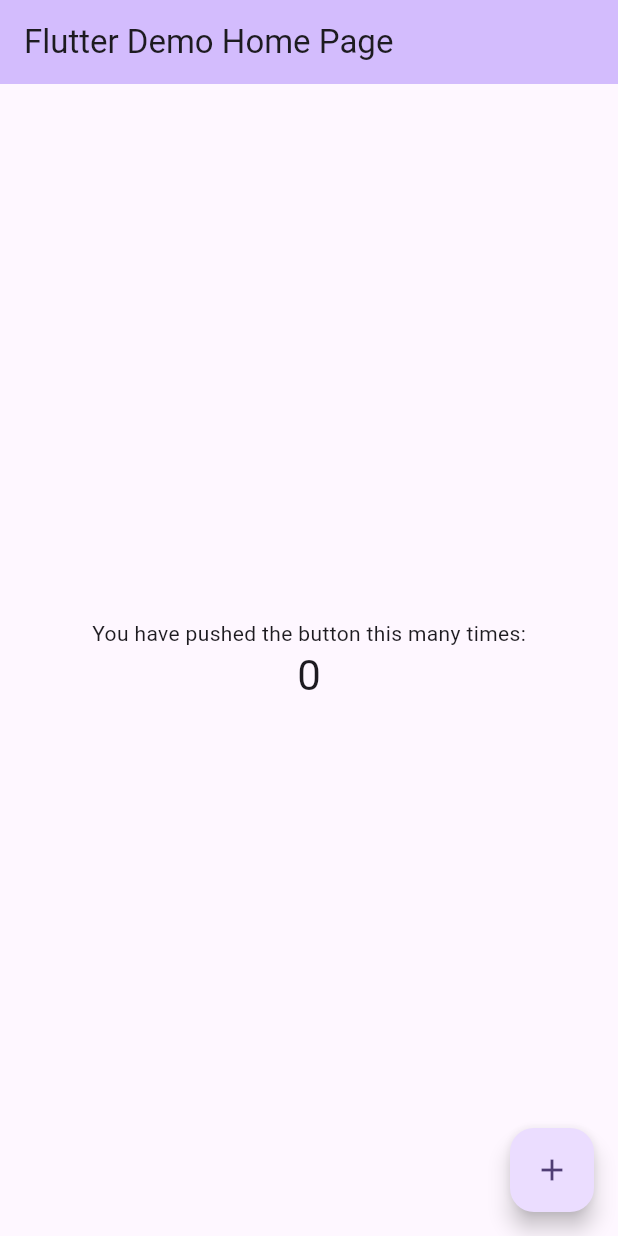
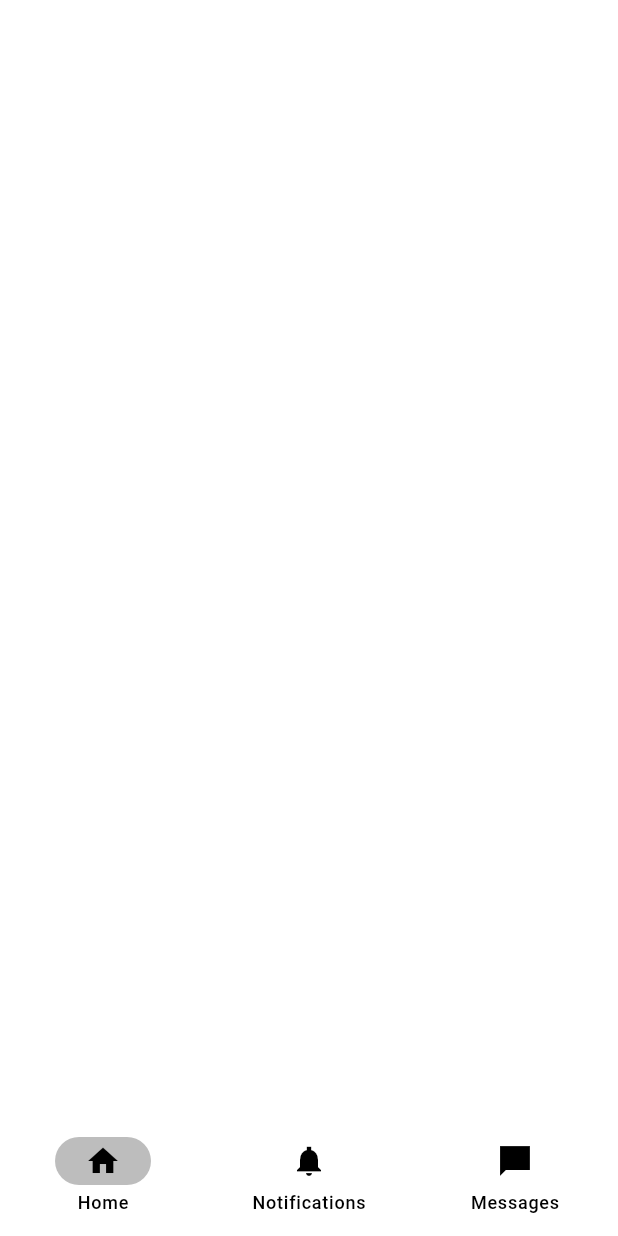
Before and after one commit to dvip1/rewardBasedSocialMedia, a Flutter app: the screen it shows after launch, on a phone screen of 412 x 824 dp. Run offline on Flutter 3.47's test engine with Material 3 defaults, Android fonts, the phone set to English and light mode, and no system bars.

Commit message:
added Navigation bar

```diff
--- /dev/null
+++ b/client/lib/Components/navigation_bar.dart
@@ -0,0 +1,39 @@
+import 'package:flutter/material.dart';
+
+class Navigation_bar extends StatefulWidget {
+  const Navigation_bar({super.key});
+
+  @override
+  State<Navigation_bar> createState() => _Navigation_barState();
+}
+
+class _Navigation_barState extends State<Navigation_bar> {
+  int currentPageIndex = 0;
+  @override
+  Widget build(BuildContext context) {
+    return NavigationBar(
+      onDestinationSelected: (int index) {
+        setState(() {
+          currentPageIndex = index;
+        });
+      },
+      indicatorColor: Theme.of(context).colorScheme.secondary,
+      selectedIndex: currentPageIndex,
+      destinations: const <Widget>[
+        NavigationDestination(
+          selectedIcon: Icon(Icons.home),
+          icon: Icon(Icons.home_outlined),
+          label: 'Home',
+        ),
+        NavigationDestination(
+          icon: Icon(Icons.notifications_sharp),
+          label: 'Notifications',
+        ),
+        NavigationDestination(
+          icon: Icon(Icons.messenger_sharp),
+          label: 'Messages',
+        ),
+      ],
+    );
+  }
+}
--- a/client/lib/main.dart
+++ b/client/lib/main.dart
@@ -1,3 +1,6 @@
+import 'package:client/pages/homepage.dart';
+import 'package:client/theme/dark_mode.dart';
+import 'package:client/theme/light_mode.dart';
 import 'package:flutter/material.dart';
 
 void main() {
@@ -11,115 +14,10 @@
   @override
   Widget build(BuildContext context) {
     return MaterialApp(
-      title: 'Flutter Demo',
-      theme: ThemeData(
-        // This is the theme of your application.
-        //
-        // TRY THIS: Try running your application with "flutter run". You'll see
-        // the application has a purple toolbar. Then, without quitting the app,
-        // try changing the seedColor in the colorScheme below to Colors.green
-        // and then invoke "hot reload" (save your changes or press the "hot
-        // reload" button in a Flutter-supported IDE, or press "r" if you used
-        // the command line to start the app).
-        //
-        // Notice that the counter didn't reset back to zero; the application
-        // state is not lost during the reload. To reset the state, use hot
-        // restart instead.
-        //
-        // This works for code too, not just values: Most code changes can be
-        // tested with just a hot reload.
-        colorScheme: ColorScheme.fromSeed(seedColor: Colors.deepPurple),
-        useMaterial3: true,
-      ),
-      home: const MyHomePage(title: 'Flutter Demo Home Page'),
-    );
+        debugShowCheckedModeBanner: false,
+        title: 'Flutter Demo',
+        theme: lightTheme,
+        darkTheme: darkTheme,
+        home: MyHomePage());
   }
 }
-
-class MyHomePage extends StatefulWidget {
-  const MyHomePage({super.key, required this.title});
-
-  // This widget is the home page of your application. It is stateful, meaning
-  // that it has a State object (defined below) that contains fields that affect
-  // how it looks.
-
-  // This class is the configuration for the state. It holds the values (in this
-  // case the title) provided by the parent (in this case the App widget) and
-  // used by the build method of the State. Fields in a Widget subclass are
-  // always marked "final".
-
-  final String title;
-
-  @override
-  State<MyHomePage> createState() => _MyHomePageState();
-}
-
-class _MyHomePageState extends State<MyHomePage> {
-  int _counter = 0;
-
-  void _incrementCounter() {
-    setState(() {
-      // This call to setState tells the Flutter framework that something has
-      // changed in this State, which causes it to rerun the build method below
-      // so that the display can reflect the updated values. If we changed
-      // _counter without calling setState(), then the build method would not be
-      // called again, and so nothing would appear to happen.
-      _counter++;
-    });
-  }
-
-  @override
-  Widget build(BuildContext context) {
-    // This method is rerun every time setState is called, for instance as done
-    // by the _incrementCounter method above.
-    //
-    // The Flutter framework has been optimized to make rerunning build methods
-    // fast, so that you can just rebuild anything that needs updating rather
-    // than having to individually change instances of widgets.
-    return Scaffold(
-      appBar: AppBar(
-        // TRY THIS: Try changing the color here to a specific color (to
-        // Colors.amber, perhaps?) and trigger a hot reload to see the AppBar
-        // change color while the other colors stay the same.
-        backgroundColor: Theme.of(context).colorScheme.inversePrimary,
-        // Here we take the value from the MyHomePage object that was created by
-        // the App.build method, and use it to set our appbar title.
-        title: Text(widget.title),
-      ),
-      body: Center(
-        // Center is a layout widget. It takes a single child and positions it
-        // in the middle of the parent.
-        child: Column(
-          // Column is also a layout widget. It takes a list of children and
-          // arranges them vertically. By default, it sizes itself to fit its
-          // children horizontally, and tries to be as tall as its parent.
-          //
-          // Column has various properties to control how it sizes itself and
-          // how it positions its children. Here we use mainAxisAlignment to
-          // center the children vertically; the main axis here is the vertical
-          // axis because Columns are vertical (the cross axis would be
-          // horizontal).
-          //
-          // TRY THIS: Invoke "debug painting" (choose the "Toggle Debug Paint"
-          // action in the IDE, or press "p" in the console), to see the
-          // wireframe for each widget.
-          mainAxisAlignment: MainAxisAlignment.center,
-          children: <Widget>[
-            const Text(
-              'You have pushed the button this many times:',
-            ),
-            Text(
-              '$_counter',
-              style: Theme.of(context).textTheme.headlineMedium,
-            ),
-          ],
-        ),
-      ),
-      floatingActionButton: FloatingActionButton(
-        onPressed: _incrementCounter,
-        tooltip: 'Increment',
-        child: const Icon(Icons.add),
-      ), // This trailing comma makes auto-formatting nicer for build methods.
-    );
-  }
-}
--- /dev/null
+++ b/client/lib/pages/homepage.dart
@@ -0,0 +1,19 @@
+import 'package:client/Components/navigation_bar.dart';
+import 'package:flutter/material.dart';
+
+class MyHomePage extends StatefulWidget {
+  MyHomePage({super.key});
+
+  @override
+  State<MyHomePage> createState() => _MyHomePageState();
+}
+
+class _MyHomePageState extends State<MyHomePage> {
+  @override
+  Widget build(BuildContext context) {
+    return Scaffold(
+      bottomNavigationBar: Navigation_bar(),
+      appBar: AppBar(),
+    );
+  }
+}
--- /dev/null
+++ b/client/lib/theme/dark_mode.dart
@@ -0,0 +1,11 @@
+import 'package:flutter/material.dart';
+
+ThemeData darkTheme = ThemeData(
+    brightness: Brightness.dark,
+    colorScheme: ColorScheme.dark(
+        background: Colors.black,
+        primary: Colors.grey.shade800,
+        secondary: Colors.deepPurple.shade700,
+        inversePrimary: Colors.deepPurple.shade300),
+    textTheme: ThemeData.dark().textTheme.apply(bodyColor: Colors.grey[300]),
+    disabledColor: Colors.white);
--- /dev/null
+++ b/client/lib/theme/light_mode.dart
@@ -0,0 +1,11 @@
+import 'package:flutter/material.dart';
+
+ThemeData lightTheme = ThemeData(
+    brightness: Brightness.light,
+    colorScheme: ColorScheme.light(
+        background: Colors.grey.shade300,
+        primary: Colors.grey.shade200,
+        secondary: Colors.grey.shade400,
+        inversePrimary: Colors.grey.shade600),
+    textTheme: ThemeData.light().textTheme.apply(bodyColor: Colors.grey[800]),
+    disabledColor: Colors.black);
```
